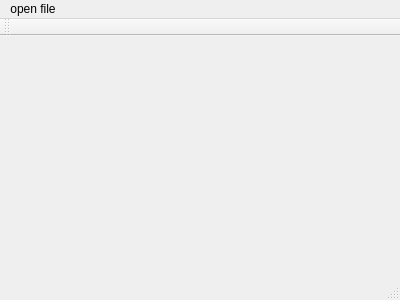
Before: the Qt Designer form mainwindow.ui in uiynyny/tzxfunctionplot, drawn with Qt 5.
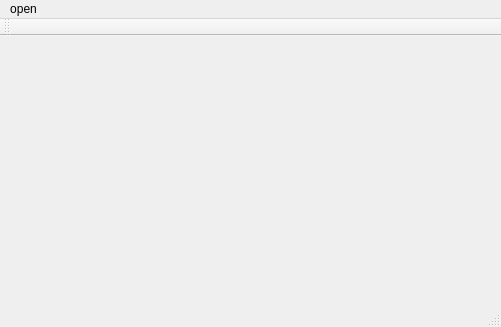
After: the same form once the commit is applied.

```diff
--- a/mainwindow.ui
+++ b/mainwindow.ui
@@ -6,8 +6,8 @@
    <rect>
     <x>0</x>
     <y>0</y>
-    <width>400</width>
-    <height>300</height>
+    <width>501</width>
+    <height>327</height>
    </rect>
   </property>
   <property name="windowTitle">
@@ -31,13 +31,13 @@
     <rect>
      <x>0</x>
      <y>0</y>
-     <width>400</width>
-     <height>23</height>
+     <width>501</width>
+     <height>21</height>
     </rect>
    </property>
    <widget class="QMenu" name="menufile">
     <property name="title">
-     <string>open file</string>
+     <string>open</string>
     </property>
     <addaction name="actionimage_file"/>
     <addaction name="actionreal_file"/>
```
Left out of the diff: 20 changed lines with no effect on the pictures.
